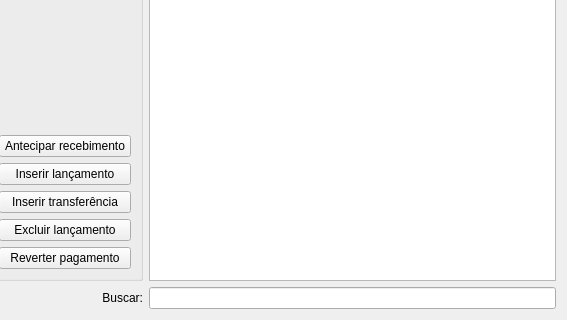
The window that ui/widgetfinanceirocontas.ui (darktorres/ERP-STACCATO) describes before a commit, drawn with Qt 5; both pictures show x 377 to 944 and y 705 to 1025 of the 944 by 1025 pixel window.
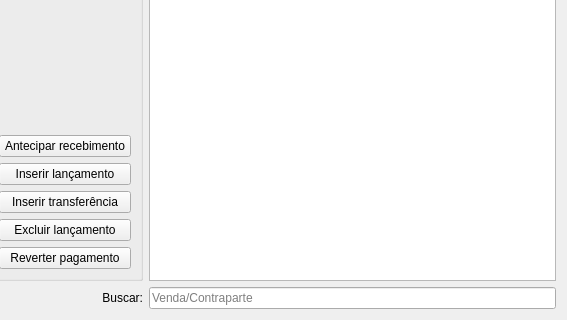
The same window after the commit. Custom widgets are drawn as their Qt base class.

Patch:
```diff
--- a/ui/widgetfinanceirocontas.ui
+++ b/ui/widgetfinanceirocontas.ui
@@ -343,6 +343,9 @@
          <property name="enabled">
           <bool>true</bool>
          </property>
+         <property name="placeholderText">
+          <string>Venda/Contraparte</string>
+         </property>
         </widget>
        </item>
       </layout>
```
